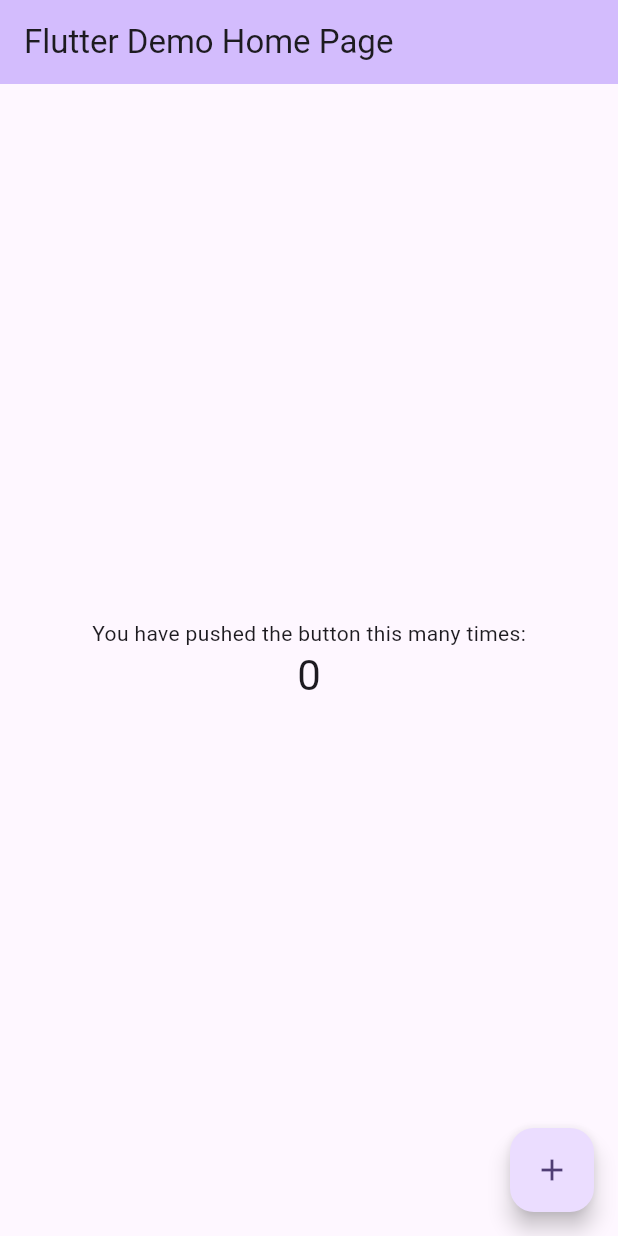
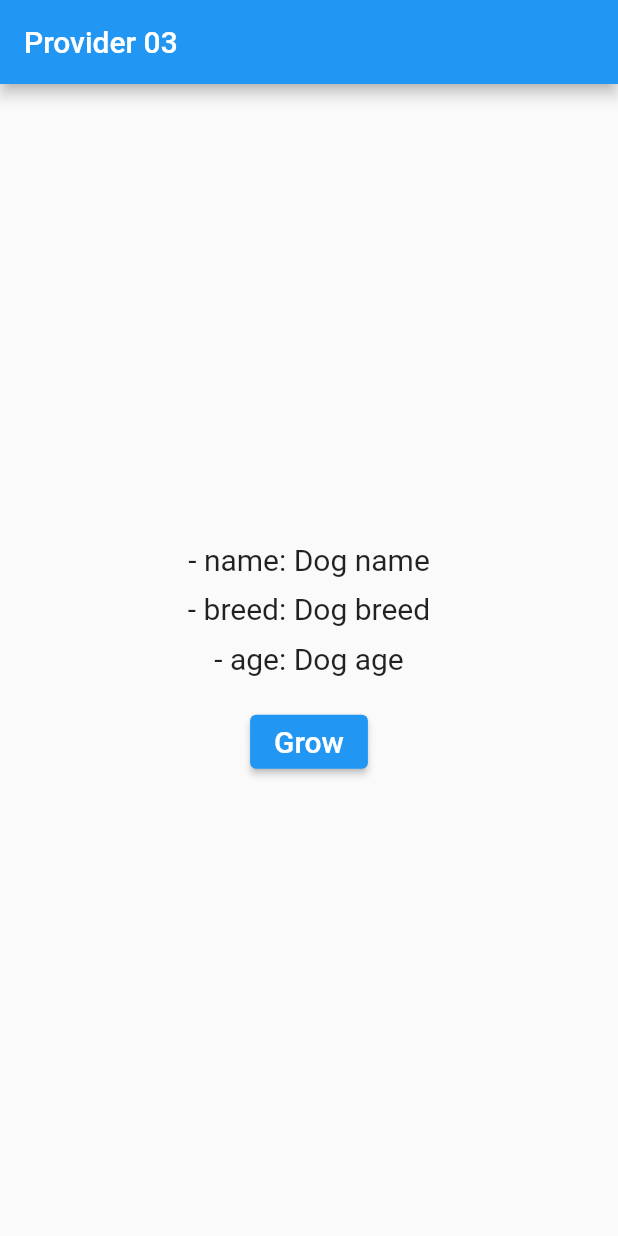
Before and after one commit to kimgeuntae/flutter_provider_essential, a Flutter app: the screen it shows after launch, on a phone screen of 412 x 824 dp. Run offline on Flutter 3.47's test engine with Material 2 defaults, Android fonts, the phone set to English and light mode, and no system bars.

Commit message:
Add: s3 default set

```diff
--- a/s1_3_change_notifier_and_add_listener/lib/main.dart
+++ b/s1_3_change_notifier_and_add_listener/lib/main.dart
@@ -5,121 +5,91 @@ void main() {
 }
 
 class MyApp extends StatelessWidget {
-  const MyApp({super.key});
+  const MyApp({Key? key}) : super(key: key);
 
-  // This widget is the root of your application.
   @override
   Widget build(BuildContext context) {
     return MaterialApp(
-      title: 'Flutter Demo',
+      title: 'Provider 03',
+      debugShowCheckedModeBanner: false,
       theme: ThemeData(
-        // This is the theme of your application.
-        //
-        // TRY THIS: Try running your application with "flutter run". You'll see
-        // the application has a blue toolbar. Then, without quitting the app,
-        // try changing the seedColor in the colorScheme below to Colors.green
-        // and then invoke "hot reload" (save your changes or press the "hot
-        // reload" button in a Flutter-supported IDE, or press "r" if you used
-        // the command line to start the app).
-        //
-        // Notice that the counter didn't reset back to zero; the application
-        // state is not lost during the reload. To reset the state, use hot
-        // restart instead.
-        //
-        // This works for code too, not just values: Most code changes can be
-        // tested with just a hot reload.
-        colorScheme: ColorScheme.fromSeed(seedColor: Colors.deepPurple),
-        useMaterial3: true,
+        primarySwatch: Colors.blue,
       ),
-      home: const MyHomePage(title: 'Flutter Demo Home Page'),
+      home: const MyHomePage(),
     );
   }
 }
 
 class MyHomePage extends StatefulWidget {
-  const MyHomePage({super.key, required this.title});
-
-  // This widget is the home page of your application. It is stateful, meaning
-  // that it has a State object (defined below) that contains fields that affect
-  // how it looks.
-
-  // This class is the configuration for the state. It holds the values (in this
-  // case the title) provided by the parent (in this case the App widget) and
-  // used by the build method of the State. Fields in a Widget subclass are
-  // always marked "final".
-
-  final String title;
+  const MyHomePage({Key? key}) : super(key: key);
 
   @override
   State<MyHomePage> createState() => _MyHomePageState();
 }
 
 class _MyHomePageState extends State<MyHomePage> {
-  int _counter = 0;
+  @override
+  Widget build(BuildContext context) {
+    return Scaffold(
+      appBar: AppBar(
+        title: Text('Provider 03'),
+      ),
+      body: Center(
+        child: Column(
+          mainAxisAlignment: MainAxisAlignment.center,
+          mainAxisSize: MainAxisSize.min,
+          children: [
+            Text(
+              '- name: Dog name',
+              style: TextStyle(fontSize: 20.0),
+            ),
+            SizedBox(height: 10.0),
+            BreedAndAge(),
+          ],
+        ),
+      ),
+    );
+  }
+}
 
-  void _incrementCounter() {
-    setState(() {
-      // This call to setState tells the Flutter framework that something has
-      // changed in this State, which causes it to rerun the build method below
-      // so that the display can reflect the updated values. If we changed
-      // _counter without calling setState(), then the build method would not be
-      // called again, and so nothing would appear to happen.
-      _counter++;
-    });
-  }
+class BreedAndAge extends StatelessWidget {
+  const BreedAndAge({Key? key}) : super(key: key);
 
   @override
   Widget build(BuildContext context) {
-    // This method is rerun every time setState is called, for instance as done
-    // by the _incrementCounter method above.
-    //
-    // The Flutter framework has been optimized to make rerunning build methods
-    // fast, so that you can just rebuild anything that needs updating rather
-    // than having to individually change instances of widgets.
-    return Scaffold(
-      appBar: AppBar(
-        // TRY THIS: Try changing the color here to a specific color (to
-        // Colors.amber, perhaps?) and trigger a hot reload to see the AppBar
-        // change color while the other colors stay the same.
-        backgroundColor: Theme.of(context).colorScheme.inversePrimary,
-        // Here we take the value from the MyHomePage object that was created by
-        // the App.build method, and use it to set our appbar title.
-        title: Text(widget.title),
-      ),
-      body: Center(
-        // Center is a layout widget. It takes a single child and positions it
-        // in the middle of the parent.
-        child: Column(
-          // Column is also a layout widget. It takes a list of children and
-          // arranges them vertically. By default, it sizes itself to fit its
-          // children horizontally, and tries to be as tall as its parent.
-          //
-          // Column has various properties to control how it sizes itself and
-          // how it positions its children. Here we use mainAxisAlignment to
-          // center the children vertically; the main axis here is the vertical
-          // axis because Columns are vertical (the cross axis would be
-          // horizontal).
-          //
-          // TRY THIS: Invoke "debug painting" (choose the "Toggle Debug Paint"
-          // action in the IDE, or press "p" in the console), to see the
-          // wireframe for each widget.
-          mainAxisAlignment: MainAxisAlignment.center,
-          children: <Widget>[
-            const Text(
-              'You have pushed the button this many times:',
-            ),
-            Text(
-              '$_counter',
-              style: Theme.of(context).textTheme.headlineMedium,
-            ),
-          ],
+    return Column(
+      children: [
+        Text(
+          '- breed: Dog breed',
+          style: TextStyle(fontSize: 20.0),
         ),
-      ),
-      floatingActionButton: FloatingActionButton(
-        onPressed: _incrementCounter,
-        tooltip: 'Increment',
-        child: const Icon(Icons.add),
-      ), // This trailing comma makes auto-formatting nicer for build methods.
+        SizedBox(height: 10.0),
+        Age(),
+      ],
     );
   }
 }
+
+class Age extends StatelessWidget {
+  const Age({Key? key}) : super(key: key);
+
+  @override
+  Widget build(BuildContext context) {
+    return Column(
+      children: [
+        Text(
+          '- age: Dog age',
+          style: TextStyle(fontSize: 20.0),
+        ),
+        SizedBox(height: 20.0),
+        ElevatedButton(
+          onPressed: () {},
+          child: Text(
+            'Grow',
+            style: TextStyle(fontSize: 20.0),
+          ),
+        ),
+      ],
+    );
+  }
+}
--- /dev/null
+++ b/s1_3_change_notifier_and_add_listener/lib/models/dog.dart
@@ -0,0 +1,16 @@
+class Dog {
+  final String name;
+  final String breed;
+  int age;
+
+  Dog({
+    required this.name,
+    required this.breed,
+    this.age = 1,
+  });
+
+  void grow() {
+    age++;
+    print('age: $age');
+  }
+}
```
